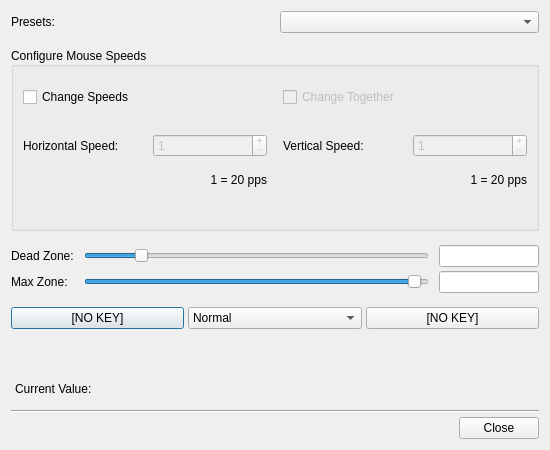
Qt form src/axiseditdialog.ui (AntiMicroX/antimicrox) before a commit.
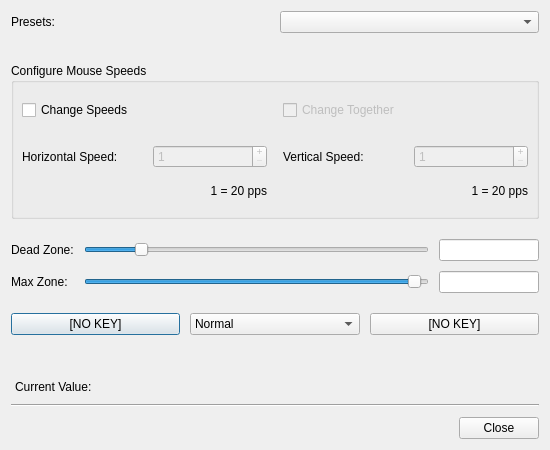
The same form after that commit. Custom widgets are drawn as their Qt base class.

Commit message: Made some small changes to some layouts.

```diff
--- a/src/axiseditdialog.ui
+++ b/src/axiseditdialog.ui
@@ -24,8 +24,8 @@
   </property>
   <property name="maximumSize">
    <size>
-    <width>550</width>
-    <height>450</height>
+    <width>16777215</width>
+    <height>16777215</height>
    </size>
   </property>
   <property name="windowTitle">
@@ -39,7 +39,7 @@
   </property>
   <layout class="QVBoxLayout" name="verticalLayout_4">
    <property name="spacing">
-    <number>4</number>
+    <number>10</number>
    </property>
    <item>
     <layout class="QHBoxLayout" name="horizontalLayout_2" stretch="0,0">
@@ -145,7 +145,7 @@
      <property name="sizeHint" stdset="0">
       <size>
        <width>20</width>
-       <height>10</height>
+       <height>20</height>
       </size>
      </property>
     </spacer>
@@ -156,7 +156,7 @@
       <string>Configure Mouse Speeds</string>
      </property>
      <property name="alignment">
-      <set>Qt::AlignLeading|Qt::AlignLeft|Qt::AlignVCenter</set>
+      <set>Qt::AlignLeading|Qt::AlignLeft|Qt::AlignTop</set>
      </property>
      <property name="flat">
       <bool>false</bool>
@@ -168,6 +168,9 @@
       <property name="spacing">
        <number>16</number>
       </property>
+      <property name="margin">
+       <number>8</number>
+      </property>
       <item>
        <layout class="QHBoxLayout" name="horizontalLayout_6">
         <property name="topMargin">
@@ -356,22 +359,6 @@
         </item>
        </layout>
       </item>
-      <item>
-       <spacer name="verticalSpacer_2">
-        <property name="orientation">
-         <enum>Qt::Vertical</enum>
-        </property>
-        <property name="sizeType">
-         <enum>QSizePolicy::Fixed</enum>
-        </property>
-        <property name="sizeHint" stdset="0">
-         <size>
-          <width>20</width>
-          <height>20</height>
-         </size>
-        </property>
-       </spacer>
-      </item>
      </layout>
     </widget>
    </item>
@@ -589,22 +576,6 @@
      </item>
     </layout>
    </item>
-   <item>
-    <spacer name="verticalSpacer_4">
-     <property name="orientation">
-      <enum>Qt::Vertical</enum>
-     </property>
-     <property name="sizeType">
-      <enum>QSizePolicy::Fixed</enum>
-     </property>
-     <property name="sizeHint" stdset="0">
-      <size>
-       <width>20</width>
-       <height>10</height>
-      </size>
-     </property>
-    </spacer>
-   </item>
    <item>
     <widget class="AxisValueBox" name="axisstatusBox" native="true">
      <property name="sizePolicy">
@@ -627,22 +598,6 @@
      </property>
     </widget>
    </item>
-   <item>
-    <spacer name="verticalSpacer_5">
-     <property name="orientation">
-      <enum>Qt::Vertical</enum>
-     </property>
-     <property name="sizeType">
-      <enum>QSizePolicy::Fixed</enum>
-     </property>
-     <property name="sizeHint" stdset="0">
-      <size>
-       <width>20</width>
-       <height>10</height>
-      </size>
-     </property>
-    </spacer>
-   </item>
    <item>
     <layout class="QHBoxLayout" name="horizontalLayout_7">
      <property name="spacing">
@@ -682,22 +637,6 @@
      </item>
     </layout>
    </item>
-   <item>
-    <spacer name="verticalSpacer_3">
-     <property name="orientation">
-      <enum>Qt::Vertical</enum>
-     </property>
-     <property name="sizeType">
-      <enum>QSizePolicy::Fixed</enum>
-     </property>
-     <property name="sizeHint" stdset="0">
-      <size>
-       <width>20</width>
-       <height>10</height>
-      </size>
-     </property>
-    </spacer>
-   </item>
    <item>
     <widget class="Line" name="line">
      <property name="orientation">
```
Left out of the diff: 99 changed lines with no effect on the pictures. The commit also changes 3 other files.
